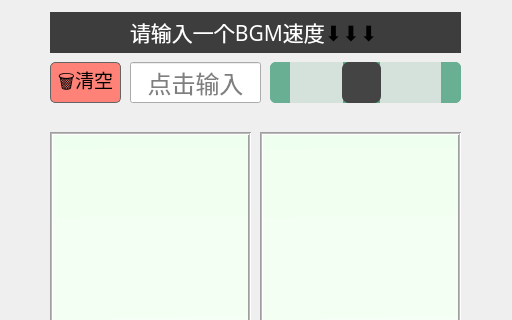
Qt form UI.ui (WT810787899/-) before a commit; both pictures show x 0 to 512 and y 0 to 320 of the 512 by 768 pixel window.
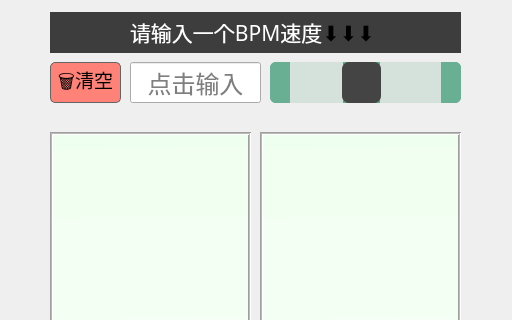
The same form after that commit. Icons and pictures are not drawn.

The edit to the form file:
```diff
--- a/UI.ui
+++ b/UI.ui
@@ -353,7 +353,7 @@
      <enum>QFrame::Plain</enum>
     </property>
     <property name="text">
-     <string>&lt;html&gt;&lt;head/&gt;&lt;body&gt;&lt;p&gt;&lt;span style=&quot; color:#ffffff;&quot;&gt;请输入一个BGM速度&lt;/span&gt;⬇⬇⬇&lt;/p&gt;&lt;/body&gt;&lt;/html&gt;</string>
+     <string>&lt;html&gt;&lt;head/&gt;&lt;body&gt;&lt;p&gt;&lt;span style=&quot; color:#ffffff;&quot;&gt;请输入一个BPM速度&lt;/span&gt;⬇⬇⬇&lt;/p&gt;&lt;/body&gt;&lt;/html&gt;</string>
     </property>
     <property name="textFormat">
      <enum>Qt::AutoText</enum>
```
